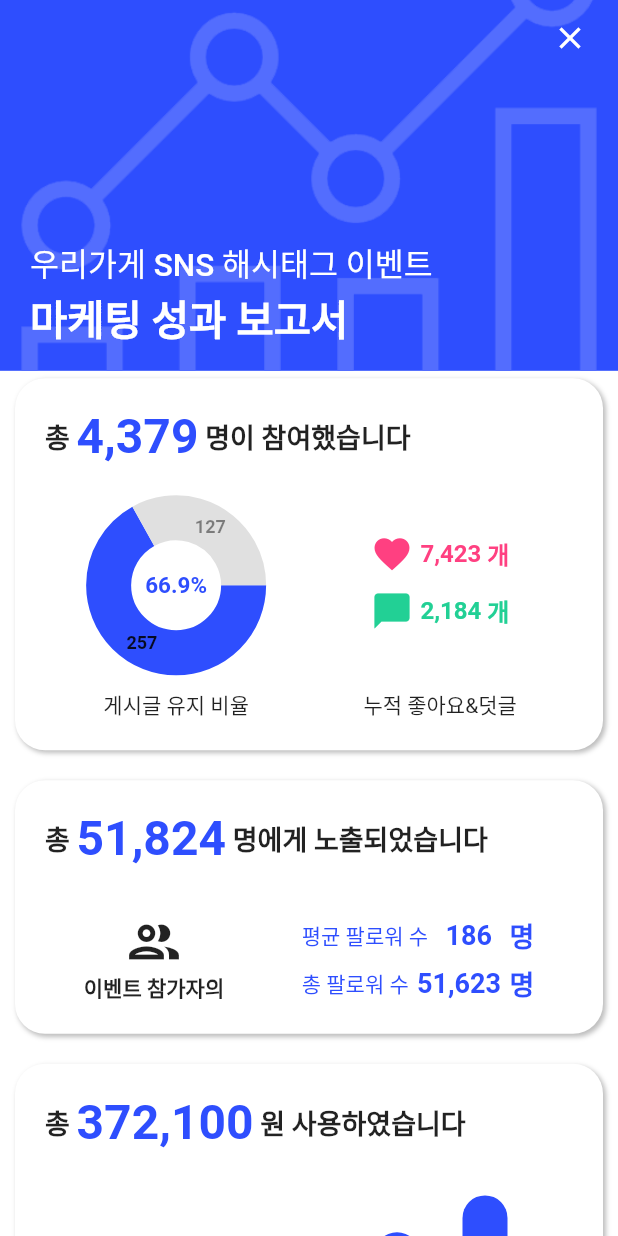
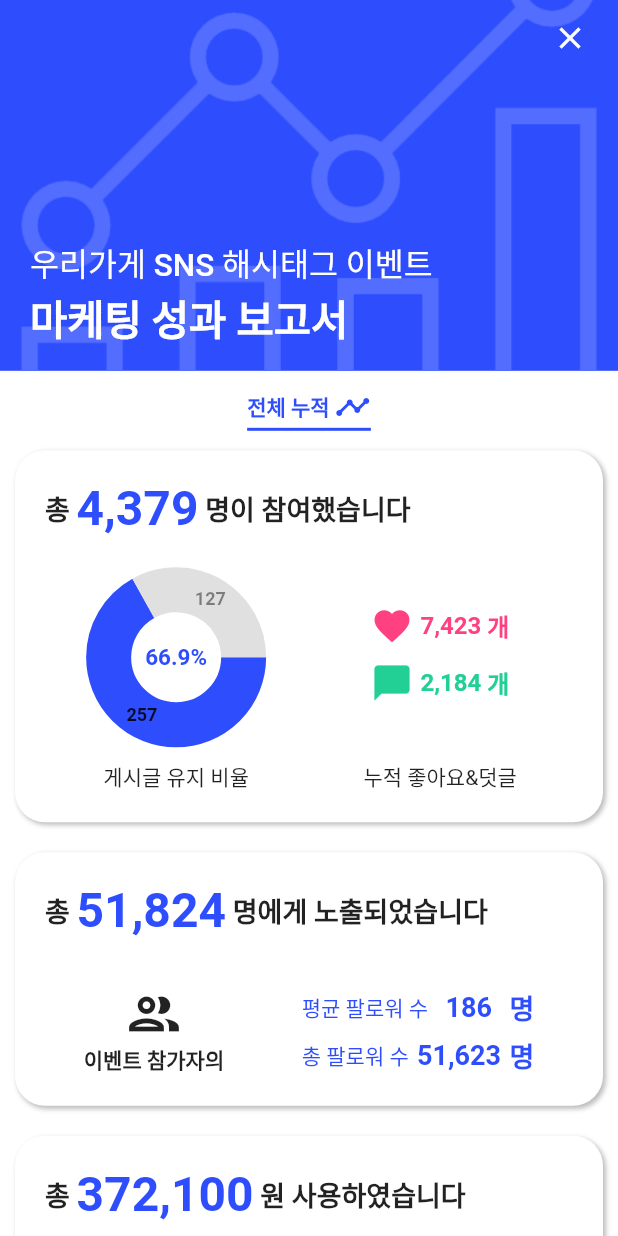
Before and after one commit to SWM-ROCKETDAN/ssoda, a Flutter app: the screen it shows after launch, on a phone screen of 412 x 824 dp. Run offline on Flutter 3.47's test engine with Material 2 defaults, Android fonts, the phone set to English and light mode, and no system bars; drawn by our look-alikes of auto_size_text, fl_chart; our stand-ins replace carousel_slider, image_picker; missing offline and left inert: number_display.

Commit message:
apply wrap on report card title

```diff
--- a/app-ui/lib/main.dart
+++ b/app-ui/lib/main.dart
@@ -2,7 +2,7 @@ import 'package:flutter/material.dart';
 import 'package:flutter/services.dart';
 import 'package:hashchecker/constants.dart';
 import 'package:hashchecker/screens/create_event/create_event_step/create_event_step_screen.dart';
-import 'package:hashchecker/screens/marketing_report/event_report/event_report_screen_cand.dart';
+import 'package:hashchecker/screens/marketing_report/event_report/event_report_screen.dart';
 
 void main() {
   SystemChrome.setSystemUIOverlayStyle(SystemUiOverlayStyle(
--- a/app-ui/lib/screens/marketing_report/event_report/components/expenditure_report.dart
+++ b/app-ui/lib/screens/marketing_report/event_report/components/expenditure_report.dart
@@ -48,7 +48,9 @@ class _ExpenditureReportState extends State<ExpenditureReport> {
       child: Column(
         crossAxisAlignment: CrossAxisAlignment.start,
         children: [
-          Row(
+          Wrap(
+            crossAxisAlignment: WrapCrossAlignment.center,
+            runSpacing: 5.0,
             children: [
               Text('총 ',
                   style: TextStyle(
@@ -66,7 +68,14 @@ class _ExpenditureReportState extends State<ExpenditureReport> {
                 format: NumberFormatMode.comma,
               ),
               Text(
-                ' 원 사용하였습니다',
+                ' 원 ',
+                style: TextStyle(
+                    color: Colors.black87,
+                    fontWeight: FontWeight.bold,
+                    fontSize: 18),
+              ),
+              Text(
+                '사용하였습니다',
                 style: TextStyle(
                     color: Colors.black87,
                     fontWeight: FontWeight.bold,
--- a/app-ui/lib/screens/marketing_report/event_report/components/exposure_report.dart
+++ b/app-ui/lib/screens/marketing_report/event_report/components/exposure_report.dart
@@ -33,7 +33,9 @@ class ExposureReport extends StatelessWidget {
       child: Column(
         crossAxisAlignment: CrossAxisAlignment.start,
         children: [
-          Row(
+          Wrap(
+            crossAxisAlignment: WrapCrossAlignment.center,
+            runSpacing: 5.0,
             children: [
               Text('총 ',
                   style: TextStyle(
@@ -50,7 +52,14 @@ class ExposureReport extends StatelessWidget {
                       fontWeight: FontWeight.bold),
                   format: NumberFormatMode.comma),
               Text(
-                ' 명에게 노출되었습니다',
+                ' 명에게 ',
+                style: TextStyle(
+                    color: Colors.black87,
+                    fontWeight: FontWeight.bold,
+                    fontSize: 18),
+              ),
+              Text(
+                '노출되었습니다',
                 style: TextStyle(
                     color: Colors.black87,
                     fontWeight: FontWeight.bold,
--- a/app-ui/lib/screens/marketing_report/event_report/components/participation_report.dart
+++ b/app-ui/lib/screens/marketing_report/event_report/components/participation_report.dart
@@ -61,7 +61,9 @@ class _ParticipationReportState extends State<ParticipationReport> {
           crossAxisAlignment: CrossAxisAlignment.start,
           mainAxisAlignment: MainAxisAlignment.spaceBetween,
           children: [
-            Row(
+            Wrap(
+              crossAxisAlignment: WrapCrossAlignment.center,
+              runSpacing: 5.0,
               children: [
                 Text('총 ',
                     style: TextStyle(
@@ -78,7 +80,14 @@ class _ParticipationReportState extends State<ParticipationReport> {
                         fontWeight: FontWeight.bold),
                     format: NumberFormatMode.comma),
                 Text(
-                  ' 명이 참여했습니다',
+                  ' 명이 ',
+                  style: TextStyle(
+                      color: Colors.black87,
+                      fontWeight: FontWeight.bold,
+                      fontSize: 18),
+                ),
+                Text(
+                  '참여했습니다',
                   style: TextStyle(
                       color: Colors.black87,
                       fontWeight: FontWeight.bold,
--- a/app-ui/lib/screens/marketing_report/event_report/event_report_screen.dart
+++ b/app-ui/lib/screens/marketing_report/event_report/event_report_screen.dart
@@ -1,13 +1,11 @@
+import 'package:auto_size_text/auto_size_text.dart';
 import 'package:flutter/material.dart';
 import 'package:hashchecker/constants.dart';
 import 'package:hashchecker/models/event_report.dart';
 
-import 'components/custom_appbar.dart';
 import 'components/expenditure_report.dart';
 import 'components/exposure_report.dart';
-import 'components/header_background.dart';
 import 'components/participation_report.dart';
-import 'components/report_title.dart';
 
 class EventReportScreen extends StatefulWidget {
   const EventReportScreen({Key? key}) : super(key: key);
@@ -24,7 +22,7 @@ class _EventReportScreenState extends State<EventReportScreen> {
     super.initState();
     eventReport = EventReport(
         eventName: '우리가게 SNS 해시태그 이벤트',
-        joinCount: 384,
+        joinCount: 4379,
         likeCount: 7423,
         livePostCount: 257,
         deadPostCount: 127,
@@ -39,29 +37,94 @@ class _EventReportScreenState extends State<EventReportScreen> {
   @override
   Widget build(BuildContext context) {
     Size size = MediaQuery.of(context).size;
+    String _dropdownValue = "전체 누적";
 
     return Scaffold(
-      body: Stack(
-        children: [
-          HeaderBackground(size: size),
-          Container(
-              padding: const EdgeInsets.only(top: 30),
-              margin: const EdgeInsets.fromLTRB(20, 20, 20, 0),
-              child: Column(
+        body: NestedScrollView(
+            headerSliverBuilder: (context, ext) => [
+                  SliverAppBar(
+                    automaticallyImplyLeading: false,
+                    actions: [
+                      Padding(
+                        padding: const EdgeInsets.fromLTRB(0, 10, 20, 15),
+                        child: Icon(Icons.close),
+                      )
+                    ],
+                    flexibleSpace: FlexibleSpaceBar(
+                      titlePadding: const EdgeInsets.fromLTRB(20, 10, 0, 15),
+                      title: Column(
+                          mainAxisAlignment: MainAxisAlignment.end,
                           crossAxisAlignment: CrossAxisAlignment.start,
                           children: [
-                  CustomAppBar(),
-                  SizedBox(
-                    height: kDefaultPadding * 2,
+                            AutoSizeText(
+                              eventReport.eventName,
+                              style:
+                                  TextStyle(color: Colors.white, fontSize: 14),
+                              maxLines: 1,
                             ),
-                  ReportTitle(eventReport: eventReport),
-                  SizedBox(
-                    height: kDefaultPadding,
+                            AutoSizeText(
+                              '마케팅 성과 보고서',
+                              style: TextStyle(
+                                  color: Colors.white,
+                                  fontWeight: FontWeight.bold,
+                                  fontSize: 18),
+                              maxLines: 1,
+                            )
+                          ]),
+                      background: Image.asset(
+                        'assets/images/event_report/graph.png',
+                        fit: BoxFit.cover,
+                        color: Colors.indigoAccent.shade200,
                       ),
+                    ),
+                    backgroundColor: kThemeColor,
+                    foregroundColor: Colors.green,
+                    shape: RoundedRectangleBorder(
+                        borderRadius: BorderRadius.only(
+                            bottomLeft: Radius.circular(0),
+                            bottomRight: Radius.circular(0))),
+                    expandedHeight: size.height * 0.3,
+                    pinned: true,
+                  ),
+                ],
+            body: Column(
+              crossAxisAlignment: CrossAxisAlignment.start,
+              children: [
                 Expanded(
                   child: SingleChildScrollView(
+                    child: Padding(
+                      padding: const EdgeInsets.symmetric(horizontal: 5),
                       child: Column(
                         children: [
+                          DropdownButton<String>(
+                            value: _dropdownValue,
+                            icon: const Icon(
+                              Icons.timeline_outlined,
+                              color: kThemeColor,
+                            ),
+                            iconSize: 24,
+                            elevation: 16,
+                            style: TextStyle(color: kThemeColor),
+                            underline: Container(
+                              height: 2,
+                              color: kThemeColor,
+                            ),
+                            onChanged: (String? newValue) {
+                              setState(() {
+                                _dropdownValue = newValue!;
+                              });
+                            },
+                            items: <String>['어제 대비', '전 주 대비', '요일 별', '전체 누적']
+                                .map<DropdownMenuItem<String>>((String value) {
+                              return DropdownMenuItem<String>(
+                                value: value,
+                                child: Text(
+                                  value,
+                                  style: TextStyle(fontWeight: FontWeight.bold),
+                                ),
+                              );
+                            }).toList(),
+                          ),
                           ParticipationReport(
                               size: size, eventReport: eventReport),
                           ExposureReport(size: size, eventReport: eventReport),
@@ -70,11 +133,9 @@ class _EventReportScreenState extends State<EventReportScreen> {
                         ],
                       ),
                     ),
+                  ),
                 )
               ],
-              )),
-        ],
-      ),
-    );
+            )));
   }
 }
--- a/app-ui/lib/screens/marketing_report/event_report/event_report_screen_cand.dart
+++ /dev/null
@@ -1,114 +0,0 @@
-import 'package:auto_size_text/auto_size_text.dart';
-import 'package:flutter/material.dart';
-import 'package:hashchecker/constants.dart';
-import 'package:hashchecker/models/event_report.dart';
-
-import 'components/custom_appbar.dart';
-import 'components/expenditure_report.dart';
-import 'components/exposure_report.dart';
-import 'components/header_background.dart';
-import 'components/participation_report.dart';
-import 'components/report_title.dart';
-
-class EventReportScreen extends StatefulWidget {
-  const EventReportScreen({Key? key}) : super(key: key);
-
-  @override
-  _EventReportScreenState createState() => _EventReportScreenState();
-}
-
-class _EventReportScreenState extends State<EventReportScreen> {
-  late EventReport eventReport;
-
-  @override
-  void initState() {
-    super.initState();
-    eventReport = EventReport(
-        eventName: '우리가게 SNS 해시태그 이벤트',
-        joinCount: 4379,
-        likeCount: 7423,
-        livePostCount: 257,
-        deadPostCount: 127,
-        commentCount: 2184,
-        exposeCount: 51824,
-        followerSum: 51623,
-        followerAvg: 186,
-        costSum: 372100,
-        costPerReward: [50000, 65000, 50000, 75000, 90000]);
-  }
-
-  @override
-  Widget build(BuildContext context) {
-    Size size = MediaQuery.of(context).size;
-
-    return Scaffold(
-        body: NestedScrollView(
-            headerSliverBuilder: (context, ext) => [
-                  SliverAppBar(
-                    automaticallyImplyLeading: false,
-                    actions: [
-                      Padding(
-                        padding: const EdgeInsets.fromLTRB(0, 10, 20, 15),
-                        child: Icon(Icons.close),
-                      )
-                    ],
-                    flexibleSpace: FlexibleSpaceBar(
-                      titlePadding: const EdgeInsets.fromLTRB(20, 10, 0, 15),
-                      title: Column(
-                          mainAxisAlignment: MainAxisAlignment.end,
-                          crossAxisAlignment: CrossAxisAlignment.start,
-                          children: [
-                            AutoSizeText(
-                              eventReport.eventName,
-                              style:
-                                  TextStyle(color: Colors.white, fontSize: 14),
-                              maxLines: 1,
-                            ),
-                            AutoSizeText(
-                              '마케팅 성과 보고서',
-                              style: TextStyle(
-                                  color: Colors.white,
-                                  fontWeight: FontWeight.bold,
-                                  fontSize: 18),
-                              maxLines: 1,
-                            )
-                          ]),
-                      background: Image.asset(
-                        'assets/images/event_report/graph.png',
-                        fit: BoxFit.cover,
-                        color: Colors.indigoAccent.shade200,
-                      ),
-                    ),
-                    backgroundColor: kThemeColor,
-                    foregroundColor: Colors.green,
-                    shape: RoundedRectangleBorder(
-                        borderRadius: BorderRadius.only(
-                            bottomLeft: Radius.circular(0),
-                            bottomRight: Radius.circular(0))),
-                    expandedHeight: size.height * 0.3,
-                    pinned: true,
-                  ),
-                ],
-            body: Column(
-              crossAxisAlignment: CrossAxisAlignment.start,
-              children: [
-                Expanded(
-                  child: SingleChildScrollView(
-                    child: Padding(
-                      padding: const EdgeInsets.symmetric(horizontal: 5),
-                      child: Column(
-                        children: [
-                          ParticipationReport(
-                              size: size, eventReport: eventReport),
-                          ExposureReport(size: size, eventReport: eventReport),
-                          ExpenditureReport(
-                              size: size, eventReport: eventReport),
-                        ],
-                      ),
-                    ),
-                  ),
-                )
-              ],
-            )));
-  }
-}
--- /dev/null
+++ b/app-ui/lib/screens/marketing_report/event_report/event_report_screen_deprecated.dart
@@ -0,0 +1,80 @@
+import 'package:flutter/material.dart';
+import 'package:hashchecker/constants.dart';
+import 'package:hashchecker/models/event_report.dart';
+
+import 'components/custom_appbar_deprecated.dart';
+import 'components/expenditure_report.dart';
+import 'components/exposure_report.dart';
+import 'components/header_background_deprecated.dart';
+import 'components/participation_report.dart';
+import 'components/report_title_deprecated.dart';
+
+class EventReportScreen extends StatefulWidget {
+  const EventReportScreen({Key? key}) : super(key: key);
+
+  @override
+  _EventReportScreenState createState() => _EventReportScreenState();
+}
+
+class _EventReportScreenState extends State<EventReportScreen> {
+  late EventReport eventReport;
+
+  @override
+  void initState() {
+    super.initState();
+    eventReport = EventReport(
+        eventName: '우리가게 SNS 해시태그 이벤트',
+        joinCount: 384,
+        likeCount: 7423,
+        livePostCount: 257,
+        deadPostCount: 127,
+        commentCount: 2184,
+        exposeCount: 51824,
+        followerSum: 51623,
+        followerAvg: 186,
+        costSum: 372100,
+        costPerReward: [50000, 65000, 50000, 75000, 90000]);
+  }
+
+  @override
+  Widget build(BuildContext context) {
+    Size size = MediaQuery.of(context).size;
+
+    return Scaffold(
+      body: Stack(
+        children: [
+          HeaderBackground(size: size),
+          Container(
+              padding: const EdgeInsets.only(top: 30),
+              margin: const EdgeInsets.fromLTRB(20, 20, 20, 0),
+              child: Column(
+                crossAxisAlignment: CrossAxisAlignment.start,
+                children: [
+                  CustomAppBar(),
+                  SizedBox(
+                    height: kDefaultPadding * 2,
+                  ),
+                  ReportTitle(eventReport: eventReport),
+                  SizedBox(
+                    height: kDefaultPadding,
+                  ),
+                  Expanded(
+                    child: SingleChildScrollView(
+                      child: Column(
+                        children: [
+                          ParticipationReport(
+                              size: size, eventReport: eventReport),
+                          ExposureReport(size: size, eventReport: eventReport),
+                          ExpenditureReport(
+                              size: size, eventReport: eventReport),
+                        ],
+                      ),
+                    ),
+                  )
+                ],
+              )),
+        ],
+      ),
+    );
+  }
+}
```
Also changed, not shown: app-ui/lib/screens/marketing_report/event_report/components/custom_appbar_deprecated.dart (renamed from app-ui/lib/screens/marketing_report/event_report/components/custom_appbar.dart), app-ui/lib/screens/marketing_report/event_report/components/header_background_deprecated.dart (renamed from app-ui/lib/screens/marketing_report/event_report/components/header_background.dart), app-ui/lib/screens/marketing_report/event_report/components/report_title_deprecated.dart (renamed from app-ui/lib/screens/marketing_report/event_report/components/report_title.dart). Lines whose indentation alone changed are shown as unchanged.
